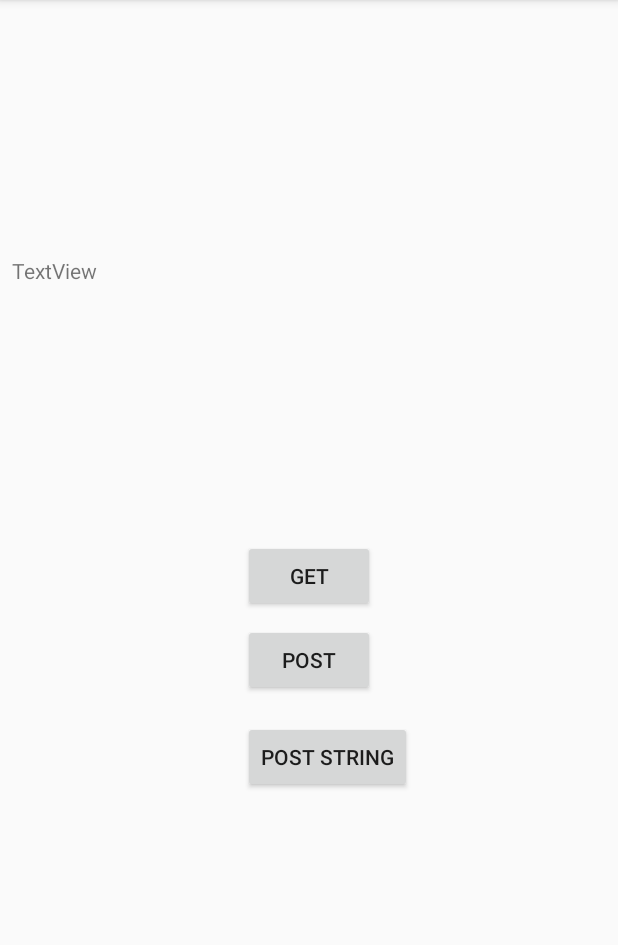
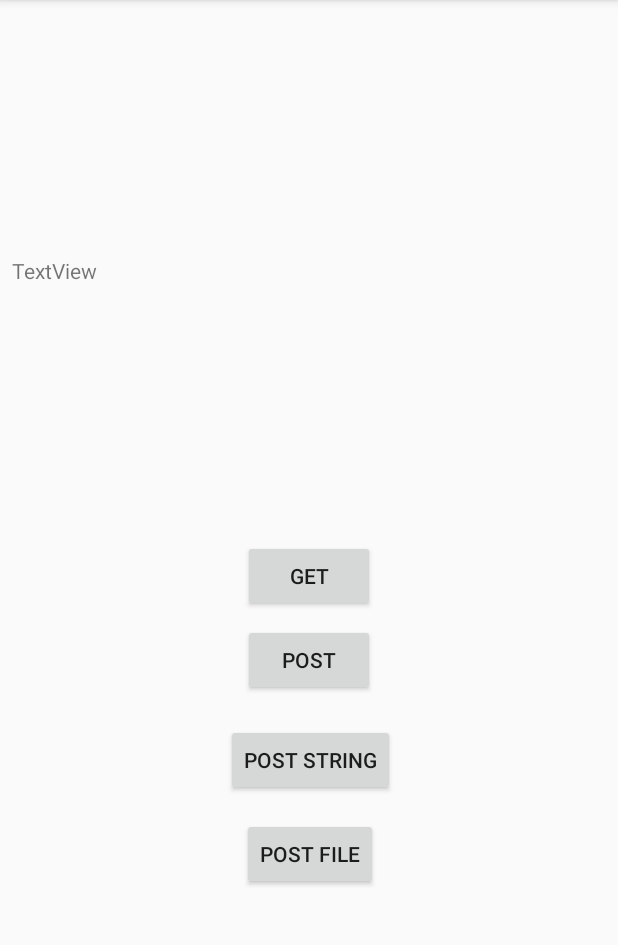
Before and after one commit to StarIsCoder/OKHttpDemo, an Android app: the screen it shows after launch (MainActivity), after a tap on "TextView", on a phone screen of 412 x 824 dp, the part 84-1029 px from its top. Run offline under Robolectric (Android 15) with nearby library versions, the phone set to English and light mode, and no system bars.

Commit message:
update practice

```diff
--- a/app/src/main/AndroidManifest.xml
+++ b/app/src/main/AndroidManifest.xml
@@ -3,6 +3,8 @@
     package="com.example.star.okhttpdemo">
 
     <uses-permission android:name="android.permission.INTERNET"></uses-permission>
+    <uses-permission android:name="android.permission.WRITE_EXTERNAL_STORAGE"></uses-permission>
+
     <application
         android:allowBackup="true"
         android:icon="@mipmap/ic_launcher"
--- a/app/src/main/java/com/example/star/okhttpdemo/MainActivity.java
+++ b/app/src/main/java/com/example/star/okhttpdemo/MainActivity.java
@@ -1,11 +1,13 @@
 package com.example.star.okhttpdemo;
 
 import android.os.Bundle;
+import android.os.Environment;
 import android.support.v7.app.AppCompatActivity;
 import android.util.Log;
 import android.view.View;
 import android.widget.TextView;
 
+import java.io.File;
 import java.io.IOException;
 
 import okhttp3.Call;
@@ -18,6 +20,7 @@ import okhttp3.RequestBody;
 import okhttp3.Response;
 
 public class MainActivity extends AppCompatActivity {
+    private static String TAG = "okhttp";
     private TextView textView;
     private String url = "http://192.168.8.101:8080/TestForCSDN/";
     //1、拿到OkHttpClient对象 可以设置全局信息 例如timeout
@@ -30,11 +33,30 @@ public class MainActivity extends AppCompatActivity {
         textView = findViewById(R.id.get_textView);
     }
 
+    public void doPostFile(View view) {
+        //Post文件
+        File directory = Environment.getExternalStorageDirectory();
+        File file = new File(directory, "jay.jpg");
+        if (!file.exists()) {
+            Log.e(TAG, file.getAbsolutePath() + "is not found!");
+            return;
+        }
+        RequestBody requestBody = RequestBody.create(MediaType.parse("application/octet-stream"), file);
+        Request.Builder builder = new Request.Builder();
+        Request request = builder.url(url + "postFile").post(requestBody).build();
+        try {
+            Log.d(TAG, "doPostFile start");
+            execRequest(request);
+        } catch (IOException e) {
+            e.printStackTrace();
+        }
+    }
+
     public void doPost(View view) {
         //构造FormBody
         FormBody.Builder formBody = new FormBody.Builder();
-        formBody.add("username", "wangshenxing");
-        formBody.add("password", "star");
+        formBody.add("username", "star");
+        formBody.add("password", "123");
         Request.Builder builder = new Request.Builder();
         Request request = builder.url(url + "test").post(formBody.build()).build();
         try {
@@ -46,7 +68,7 @@ public class MainActivity extends AppCompatActivity {
 
     public void doPostString(View view) {
         RequestBody requestBody = RequestBody.create(MediaType.parse("text/plan;charset=utf-8"),
-                "{username:wangshenxing,password:123}");
+                "{username:star,password:123}");
         Request.Builder builder = new Request.Builder();
         Request request = builder.url(url + "postString").post(requestBody).build();
         try {
@@ -89,7 +111,6 @@ public class MainActivity extends AppCompatActivity {
             @Override
             public void onResponse(Call call, Response response) throws IOException {
                 final String result = response.body().string();
-                Log.d("wangshenxing", "response body :" + result);
                 runOnUiThread(new Runnable() {
                     @Override
                     public void run() {
--- a/app/src/main/res/layout/activity_main.xml
+++ b/app/src/main/res/layout/activity_main.xml
@@ -61,9 +61,26 @@
         android:text="Post String"
         app:layout_constraintBottom_toBottomOf="parent"
         app:layout_constraintEnd_toEndOf="@+id/post_button"
-        app:layout_constraintHorizontal_bias="0.0"
+        app:layout_constraintHorizontal_bias="0.363"
         app:layout_constraintStart_toStartOf="@+id/post_button"
         app:layout_constraintTop_toBottomOf="@+id/post_button"
-        app:layout_constraintVertical_bias="0.036" />
+        app:layout_constraintVertical_bias="0.045" />
+
+    <Button
+        android:id="@+id/post_file_button"
+        android:layout_width="wrap_content"
+        android:layout_height="wrap_content"
+        android:layout_marginBottom="8dp"
+        android:layout_marginEnd="8dp"
+        android:layout_marginStart="8dp"
+        android:layout_marginTop="8dp"
+        android:onClick="doPostFile"
+        android:text="Post File"
+        app:layout_constraintBottom_toBottomOf="parent"
+        app:layout_constraintEnd_toEndOf="@+id/post_string_button2"
+        app:layout_constraintHorizontal_bias="0.444"
+        app:layout_constraintStart_toStartOf="@+id/post_string_button2"
+        app:layout_constraintTop_toBottomOf="@+id/post_string_button2"
+        app:layout_constraintVertical_bias="0.04" />
 
 </android.support.constraint.ConstraintLayout>
```
